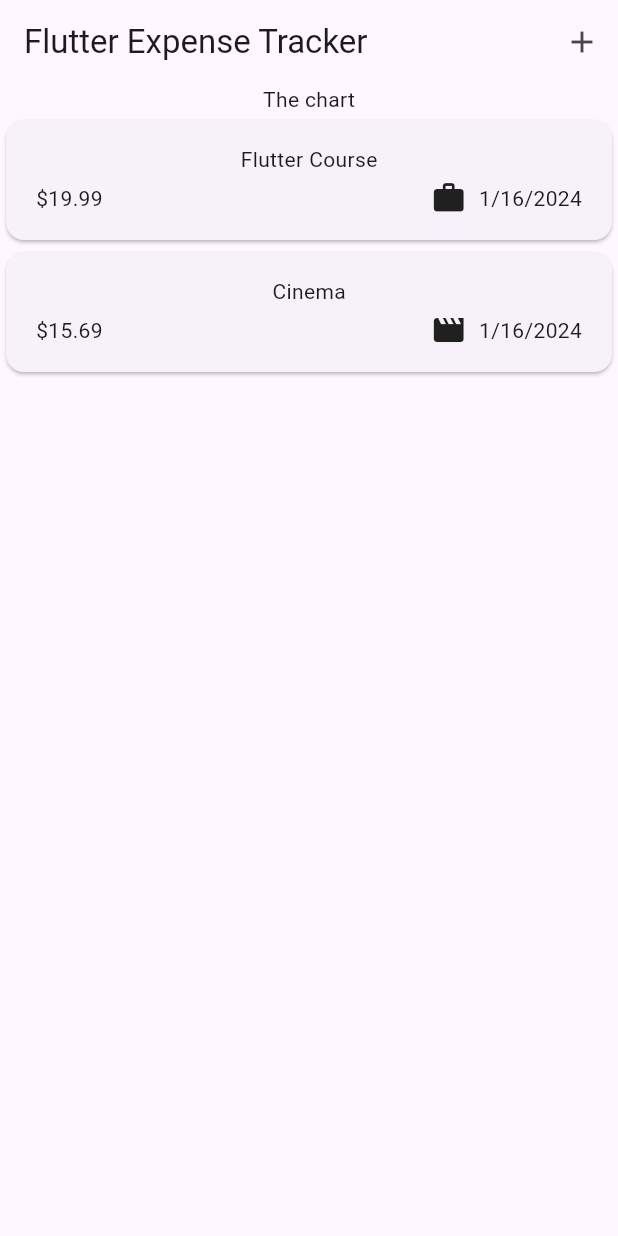
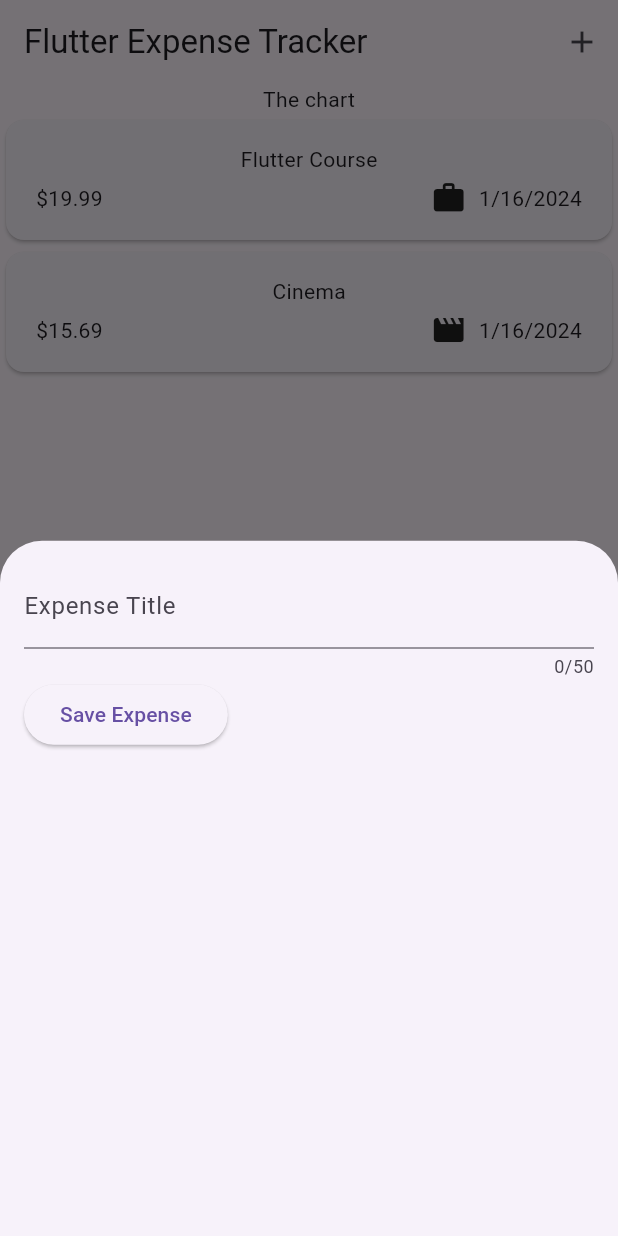
Before and after one commit to AnicetFantomas/Flutter-expense-tracker, a Flutter app: the screen it shows after launch, after a tap on the "add" icon, on a phone screen of 412 x 824 dp. Run offline on Flutter 3.47's test engine with Material 3 defaults, Android fonts, the phone set to English and light mode, and no system bars.

Commit message:
Get input value

```diff
--- a/lib/main.dart
+++ b/lib/main.dart
@@ -1,4 +1,4 @@
-import 'package:expense_tracker/expenses.dart';
+import 'package:expense_tracker/widgets/expenses.dart';
 import 'package:flutter/material.dart';
 
 void main () {
--- a/lib/expenses.dart
+++ b/lib/widgets/expenses.dart
@@ -1,5 +1,6 @@
 import 'package:expense_tracker/widgets/expenses_list/expenses_list.dart';
 import 'package:expense_tracker/models/expense.dart';
+import 'package:expense_tracker/widgets/new_expense.dart';
 import 'package:flutter/material.dart';
 
 class Expenses extends StatefulWidget {
@@ -26,13 +27,17 @@ class _ExpensesState extends State<Expenses> {
     )
   ];
 
+  void _openAddExpenseOverlay() {
+    showModalBottomSheet(context: context, builder: (ctx) => const NewExpense());
+  }
+
   @override
   Widget build(BuildContext context) {
     return  Scaffold(
       appBar: AppBar(
         title: const Text('Flutter Expense Tracker'),
         actions: [
-          IconButton(onPressed: () {}, icon: const Icon(Icons.add))
+          IconButton(onPressed: _openAddExpenseOverlay, icon: const Icon(Icons.add))
         ],
       ),
       body: Column(
--- /dev/null
+++ b/lib/widgets/new_expense.dart
@@ -0,0 +1,43 @@
+import 'package:flutter/material.dart';
+
+class NewExpense extends StatefulWidget {
+  const NewExpense({super.key});
+
+  @override
+  State<NewExpense> createState() {
+    return _NewExpenseState();
+  }
+}
+
+class _NewExpenseState extends State<NewExpense> {
+  var _enterdedTitle = '';
+
+  void _saveTitleInput(String inputValue) {
+    _enterdedTitle = inputValue;
+  }
+
+  @override
+  Widget build(BuildContext context) {
+    return Padding(
+        padding: const EdgeInsets.fromLTRB(16, 16, 16, 0),
+        child: Column(
+          children: [
+            TextField(
+                onChanged: _saveTitleInput,
+                maxLength: 50,
+                decoration: const InputDecoration(
+                  label: Text('Expense Title'),
+                )
+                ),
+            Row(
+              children: [
+              ElevatedButton(
+                  onPressed: () {print(_enterdedTitle);},
+                  child: const Text('Save Expense'),
+                  )
+            ]
+            )
+          ],
+        ));
+  }
+}
```
